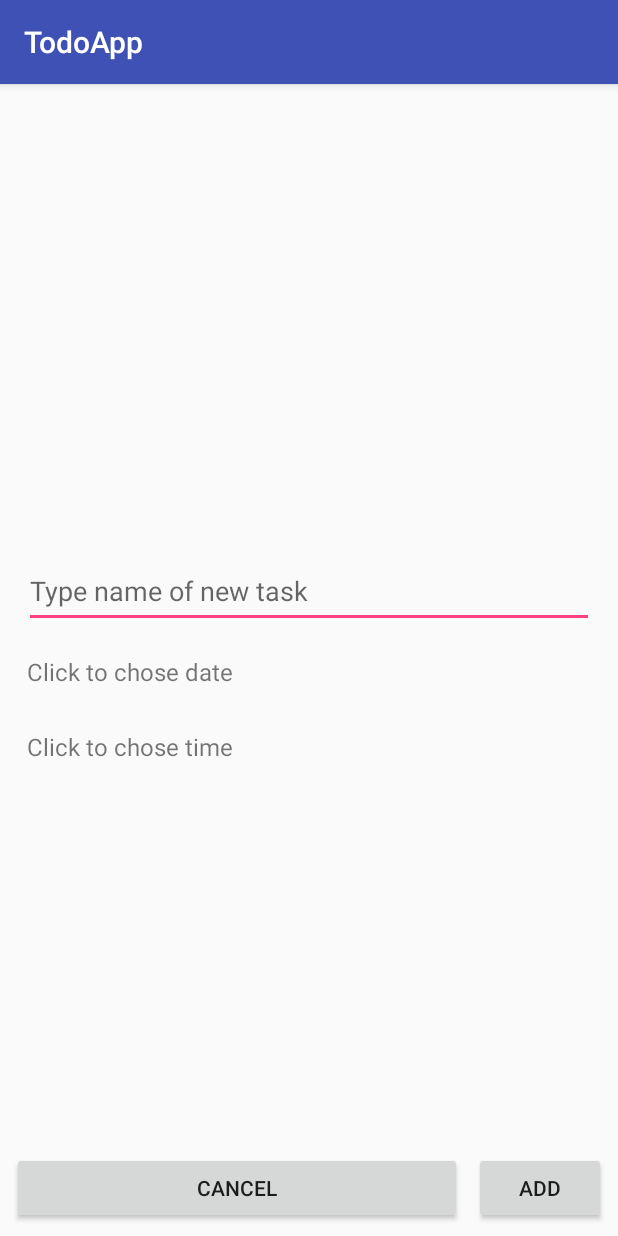
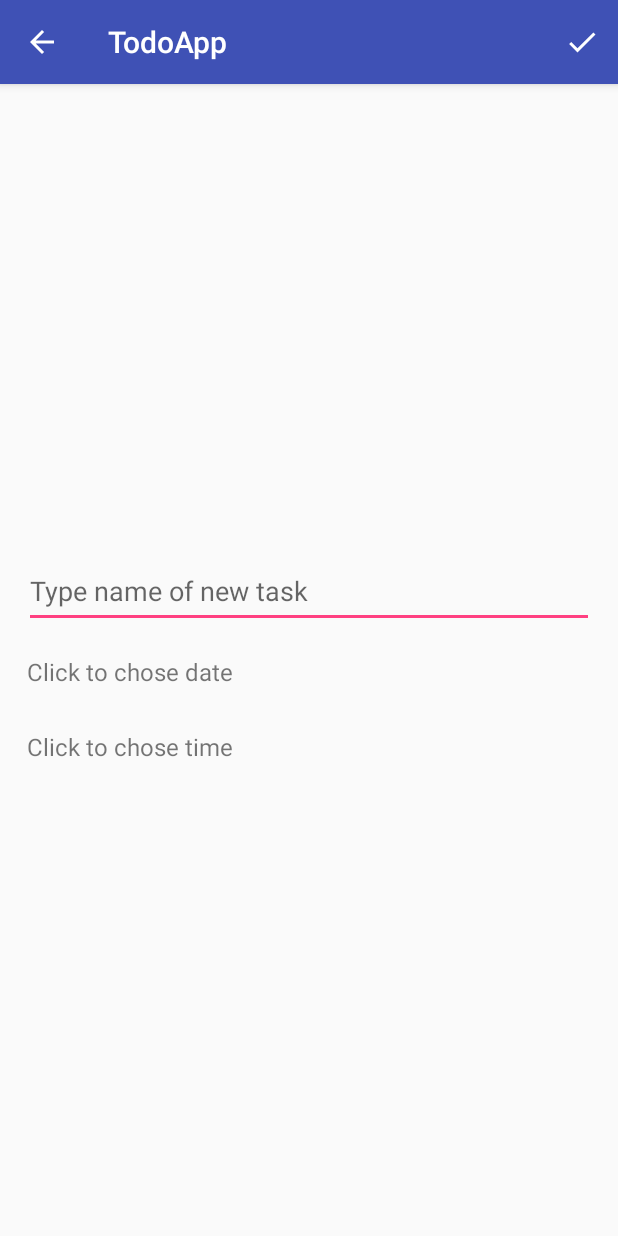
Before and after one commit to MarcinMoskala/Android-Development-in-Kotlin, an Android app: the screen it shows after launch (TaskActivity), after a tap on an icon or button, on a phone screen of 412 x 824 dp. Run offline under Robolectric (Android 15) with nearby library versions, the phone set to English and light mode, and no system bars.

Commit message:
Move task changing actions to ActionBar

```diff
--- a/app/src/main/java/com/kotlinacademy/todoapp/TaskActivity.kt
+++ b/app/src/main/java/com/kotlinacademy/todoapp/TaskActivity.kt
@@ -5,6 +5,8 @@ import android.content.Context
 import android.content.Intent
 import android.os.Bundle
 import android.support.v7.app.AppCompatActivity
+import android.view.Menu
+import android.view.MenuItem
 import android.view.inputmethod.EditorInfo
 import kotlinx.android.synthetic.main.activity_task.*
 import org.joda.time.LocalDate
@@ -17,6 +19,7 @@ class TaskActivity : AppCompatActivity() {
     override fun onCreate(savedInstanceState: Bundle?) {
         super.onCreate(savedInstanceState)
         setContentView(R.layout.activity_task)
+        supportActionBar?.setDisplayHomeAsUpEnabled(true)
 
         val id = intent.getIntExtra(ID_ARG, -1)
         task = if (id == -1) intent.getParcelableExtra(TASK_ARG) else Task(id, "")
@@ -25,14 +28,24 @@ class TaskActivity : AppCompatActivity() {
         setUpListeners()
     }
 
+    override fun onCreateOptionsMenu(menu: Menu?): Boolean {
+        menuInflater.inflate(R.menu.task_menu, menu)
+        return super.onCreateOptionsMenu(menu)
+    }
+
+    override fun onOptionsItemSelected(item: MenuItem?): Boolean = when(item?.itemId) {
+        android.R.id.home -> {
+            finish()
+            true
+        }
+        R.id.accept_action -> {
+            acceptTask()
+            true
+        }
+        else -> super.onOptionsItemSelected(item)
+    }
+
     private fun setUpListeners() {
-        cancelButton.setOnClickListener {
-            setResult(Activity.RESULT_CANCELED)
-            finish()
-        }
-        addTaskButton.setOnClickListener {
-            acceptTask()
-        }
         dateView.setOnClickListener {
             showDatePicker(LocalDate.now()) { chosenDate ->
                 task = task.copy(date = chosenDate)
--- /dev/null
+++ b/app/src/main/res/drawable/ic_check_white.xml
@@ -0,0 +1,9 @@
+<vector xmlns:android="http://schemas.android.com/apk/res/android"
+        android:width="24dp"
+        android:height="24dp"
+        android:viewportWidth="24.0"
+        android:viewportHeight="24.0">
+    <path
+        android:fillColor="#FFFFFF"
+        android:pathData="M9,16.17L4.83,12l-1.42,1.41L9,19 21,7l-1.41,-1.41z"/>
+</vector>
--- a/app/src/main/res/layout/activity_task.xml
+++ b/app/src/main/res/layout/activity_task.xml
@@ -5,30 +5,6 @@
     android:layout_width="match_parent"
     android:layout_height="match_parent"
     tools:context="com.kotlinacademy.todoapp.TaskActivity">
-
-    <Button
-        android:id="@+id/addTaskButton"
-        android:layout_width="0dp"
-        android:layout_height="wrap_content"
-        android:layout_marginBottom="8dp"
-        android:layout_marginEnd="8dp"
-        android:text="Add"
-        app:layout_constraintBottom_toBottomOf="parent"
-        app:layout_constraintEnd_toEndOf="parent"
-        app:layout_constraintLeft_toRightOf="@id/cancelButton"
-        android:layout_marginRight="8dp" />
-
-    <Button
-        android:id="@+id/cancelButton"
-        android:layout_width="0dp"
-        android:layout_height="wrap_content"
-        android:layout_marginBottom="8dp"
-        android:layout_marginEnd="8dp"
-        android:layout_marginStart="8dp"
-        android:text="Cancel"
-        app:layout_constraintBottom_toBottomOf="parent"
-        app:layout_constraintEnd_toStartOf="@+id/addTaskButton"
-        app:layout_constraintStart_toStartOf="parent" />
 
     <LinearLayout
         android:layout_width="0dp"
--- /dev/null
+++ b/app/src/main/res/menu/task_menu.xml
@@ -0,0 +1,10 @@
+<?xml version="1.0" encoding="utf-8"?>
+<menu xmlns:android="http://schemas.android.com/apk/res/android"
+    xmlns:app="http://schemas.android.com/apk/res-auto">
+
+    <item
+        android:id="@+id/accept_action"
+        android:icon="@drawable/ic_check_white"
+        android:title="Accept"
+        app:showAsAction="always" />
+</menu>
```
